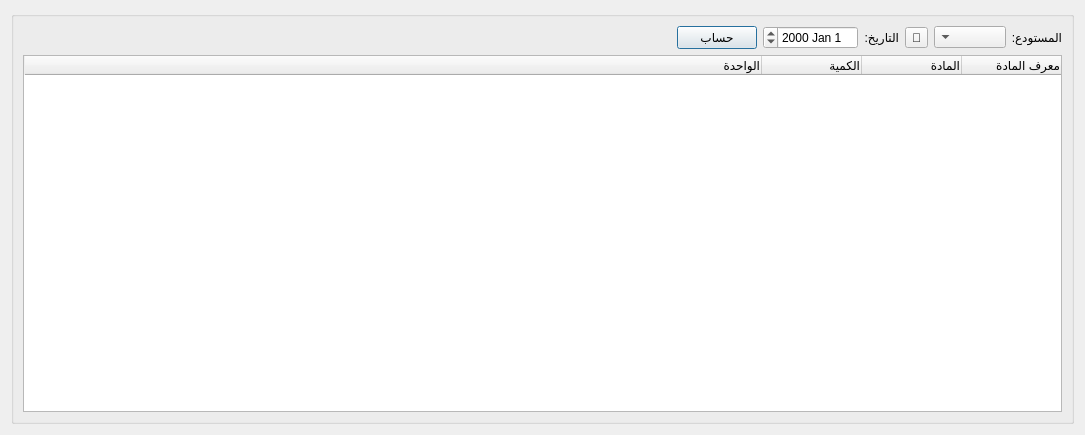
rabee361/E-commerce2, file Ui_InventoryReport.ui: the form before one commit.
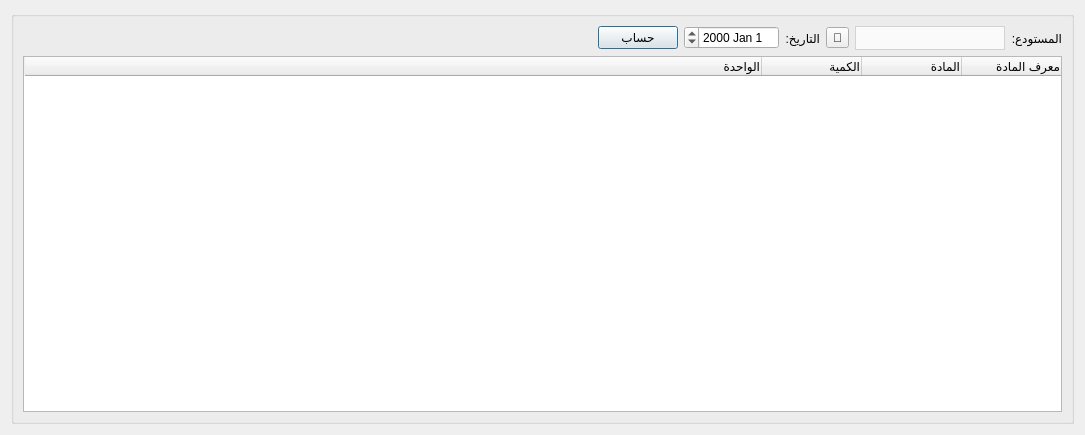
The form after the commit.

```diff
--- a/Ui_InventoryReport.ui
+++ b/Ui_InventoryReport.ui
@@ -45,7 +45,7 @@
        <widget class="QLabel" name="label_3">
         <property name="maximumSize">
          <size>
-          <width>50</width>
+          <width>16777215</width>
           <height>16777215</height>
          </size>
         </property>
@@ -58,7 +58,7 @@
        <widget class="QPushButton" name="calculate_btn">
         <property name="maximumSize">
          <size>
-          <width>100</width>
+          <width>16777215</width>
           <height>16777215</height>
          </size>
         </property>
@@ -71,7 +71,7 @@
        <widget class="QLabel" name="label_5">
         <property name="maximumSize">
          <size>
-          <width>60</width>
+          <width>16777215</width>
           <height>16777215</height>
          </size>
         </property>
@@ -143,7 +143,25 @@
        </widget>
       </item>
       <item row="0" column="1">
-       <widget class="QComboBox" name="warehouse_combobox"/>
+       <widget class="QComboBox" name="warehouse_combobox">
+        <property name="minimumSize">
+         <size>
+          <width>150</width>
+          <height>0</height>
+         </size>
+        </property>
+        <property name="styleSheet">
+         <string notr="true">QComboBox {
+        background-color: #fafafa;
+        border: 1px solid lightgrey;		
+		height: 22px;
+		color: black;
+    }
+    QComboBox::drop-down {
+        border: none;
+    }</string>
+        </property>
+       </widget>
       </item>
      </layout>
     </widget>
```
